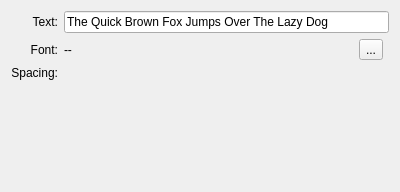
Above: krita/plugins/paintops/libpaintop/wdgtextbrush.ui from KDE/krita before the change. Below: the same form after it.
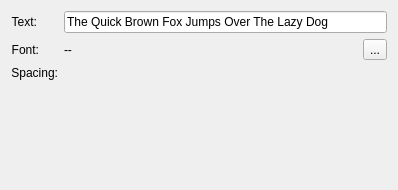
That is the form after the change. Custom widgets are drawn as their Qt base class.

Commit message: Changed the UI which contains labels and textfields into QFormLayout to set alignment issues

```diff
--- a/krita/plugins/paintops/libpaintop/wdgtextbrush.ui
+++ b/krita/plugins/paintops/libpaintop/wdgtextbrush.ui
@@ -6,17 +6,17 @@
    <rect>
     <x>0</x>
     <y>0</y>
-    <width>400</width>
-    <height>192</height>
+    <width>398</width>
+    <height>190</height>
    </rect>
   </property>
   <property name="windowTitle">
    <string>Text</string>
   </property>
-  <layout class="QGridLayout" name="gridLayout_2">
+  <layout class="QVBoxLayout" name="verticalLayout">
+   <item>
+    <layout class="QFormLayout" name="formLayout">
    <item row="0" column="0">
-    <layout class="QGridLayout" name="gridLayout" columnstretch="0,1,0,0">
-     <item row="0" column="0" rowspan="2">
       <widget class="QLabel" name="labelText">
        <property name="text">
         <string>Text:</string>
@@ -26,7 +26,7 @@
        </property>
       </widget>
      </item>
-     <item row="0" column="1" rowspan="2" colspan="3">
+     <item row="0" column="1">
       <widget class="KLineEdit" name="lineEdit">
        <property name="minimumSize">
         <size>
@@ -48,7 +48,7 @@
        </property>
       </widget>
      </item>
-     <item row="2" column="0">
+     <item row="1" column="0">
       <widget class="QLabel" name="label">
        <property name="text">
         <string>Font:</string>
@@ -58,7 +58,9 @@
        </property>
       </widget>
      </item>
-     <item row="2" column="1">
+     <item row="1" column="1">
+      <layout class="QHBoxLayout" name="horizontalLayout">
+       <item>
       <widget class="QLabel" name="lblFont">
        <property name="sizePolicy">
         <sizepolicy hsizetype="Preferred" vsizetype="Preferred">
@@ -71,7 +73,25 @@
        </property>
       </widget>
      </item>
-     <item row="3" column="0">
+       <item>
+        <widget class="QToolButton" name="bnFont">
+         <property name="sizePolicy">
+          <sizepolicy hsizetype="Fixed" vsizetype="Fixed">
+           <horstretch>0</horstretch>
+           <verstretch>0</verstretch>
+          </sizepolicy>
+         </property>
+         <property name="text">
+          <string>...</string>
+         </property>
+         <property name="shortcut">
+          <string/>
+         </property>
+        </widget>
+       </item>
+      </layout>
+     </item>
+     <item row="2" column="0">
       <widget class="QLabel" name="label_2">
        <property name="text">
         <string>Spacing:</string>
@@ -81,7 +101,12 @@
        </property>
       </widget>
      </item>
-     <item row="4" column="1" colspan="2">
+     <item row="2" column="1">
+      <widget class="KisDoubleSliderSpinBox" name="inputSpacing" native="true"/>
+     </item>
+    </layout>
+   </item>
+   <item>
       <spacer name="spacer2">
        <property name="orientation">
         <enum>Qt::Vertical</enum>
@@ -92,31 +117,10 @@
        <property name="sizeHint" stdset="0">
         <size>
          <width>20</width>
-         <height>31</height>
+       <height>94</height>
         </size>
        </property>
       </spacer>
-     </item>
-     <item row="2" column="2">
-      <widget class="QToolButton" name="bnFont">
-       <property name="sizePolicy">
-        <sizepolicy hsizetype="Fixed" vsizetype="Fixed">
-         <horstretch>0</horstretch>
-         <verstretch>0</verstretch>
-        </sizepolicy>
-       </property>
-       <property name="text">
-        <string>...</string>
-       </property>
-       <property name="shortcut">
-        <string/>
-       </property>
-      </widget>
-     </item>
-     <item row="3" column="1" colspan="2">
-      <widget class="KisDoubleSliderSpinBox" name="inputSpacing" native="true"/>
-     </item>
-    </layout>
    </item>
   </layout>
  </widget>
```
Lines whose indentation alone changed are shown as unchanged. The commit also changes 91 other files.
